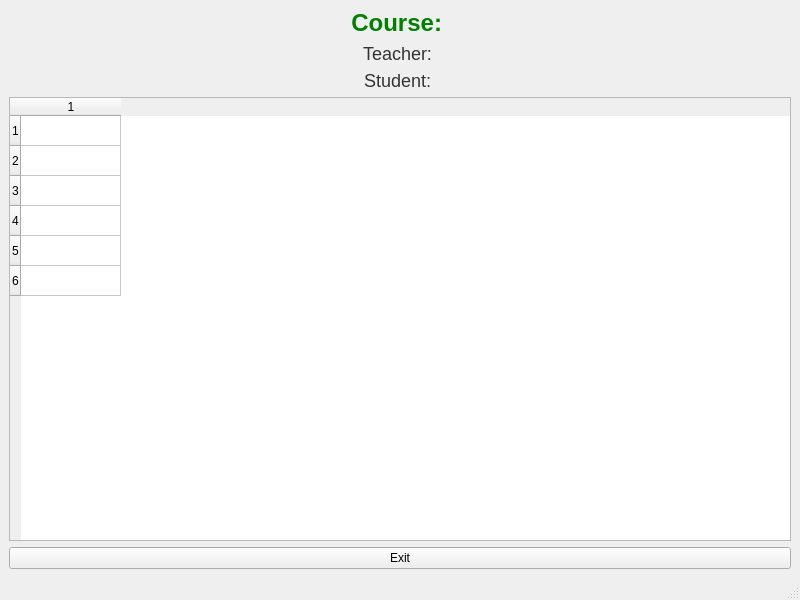
This is view2/student_view.ui in farhadarziev/finalProject as Qt 5 draws it before an edit. The edited form follows.
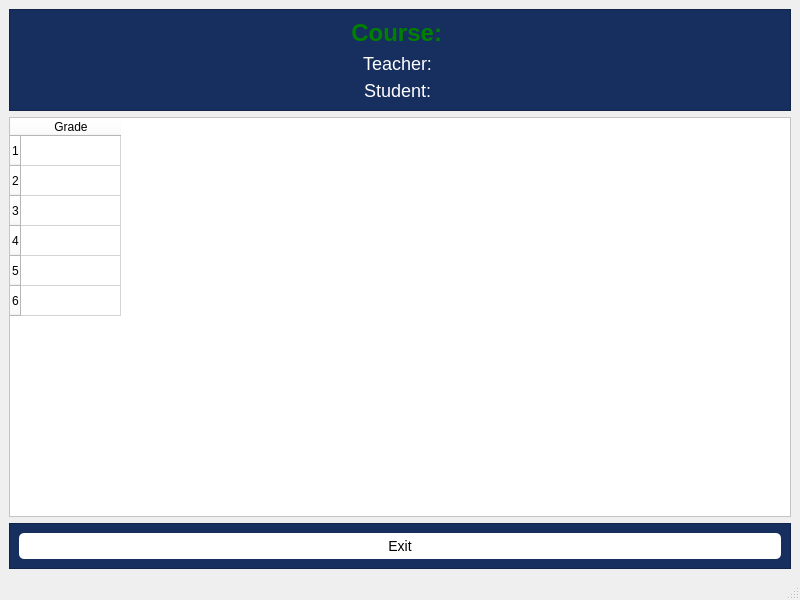
This is the edited form.

Commit message: changing the student's and teacher's view

```diff
--- a/view2/student_view.ui
+++ b/view2/student_view.ui
@@ -15,6 +15,15 @@
   </property>
   <widget class="QWidget" name="centralwidget">
    <layout class="QVBoxLayout" name="verticalLayout">
+
+    <!-- Верхний тёмно-синий блок -->
+    <item>
+     <widget class="QFrame" name="headerFrame">
+      <property name="frameShape"><enum>QFrame::StyledPanel</enum></property>
+      <property name="styleSheet">
+       <string notr="true">background-color: #172F5F;</string>
+      </property>
+      <layout class="QVBoxLayout" name="verticalLayout_header">
     <item>
      <widget class="QLabel" name="studentcourse1">
       <property name="text">
@@ -37,7 +46,7 @@
        <set>Qt::AlignCenter</set>
       </property>
       <property name="styleSheet">
-       <string>font-size: 18px; color: #333;</string>
+          <string>font-size: 18px; color: white;</string>
       </property>
      </widget>
     </item>
@@ -50,32 +59,61 @@
        <set>Qt::AlignCenter</set>
       </property>
       <property name="styleSheet">
-       <string>font-size: 18px; color: #333;</string>
+          <string>font-size: 18px; color: white;</string>
       </property>
      </widget>
     </item>
+      </layout>
+     </widget>
+    </item>
+
+    <!-- Белая таблица -->
     <item>
      <widget class="QTableWidget" name="studenttable1">
-      <property name="rowCount">
-       <number>6</number>
+      <property name="rowCount"><number>6</number></property>
+      <property name="columnCount"><number>1</number></property>
+      <property name="styleSheet">
+       <string notr="true">background-color: white;</string>
       </property>
-      <property name="columnCount">
-       <number>1</number>
-      </property>
-      <property name="horizontalHeaderLabels">
-       <stringlist>
-        <string>Grade</string>
-       </stringlist>
-      </property>
+      <column>
+       <property name="text"><string>Grade</string></property>
+      </column>
      </widget>
     </item>
+
+    <!-- Нижний синий блок с кнопкой Exit -->
+    <item>
+     <widget class="QFrame" name="footerFrame">
+      <property name="frameShape"><enum>QFrame::StyledPanel</enum></property>
+      <property name="styleSheet">
+       <string notr="true">background-color: #172F5F;</string>
+      </property>
+      <layout class="QHBoxLayout" name="horizontalLayout_footer">
     <item>
      <widget class="QPushButton" name="studentexit1">
-      <property name="text">
-       <string>Exit</string>
+         <property name="text"><string>Exit</string></property>
+         <property name="styleSheet">
+          <string notr="true">
+           QPushButton {
+            background-color: white;
+            color: black;
+            font-size: 14px;
+            border-radius: 5px;
+            padding: 5px;
+           }
+           QPushButton:hover {
+            color: green;
+            background-color: white;
+            border: 2px solid green;
+           }
+          </string>
       </property>
      </widget>
     </item>
+      </layout>
+     </widget>
+    </item>
+
    </layout>
   </widget>
   <widget class="QStatusBar" name="statusbar"/>
```
Left out of the diff: 31 changed lines with no effect on the pictures. Lines whose indentation alone changed are shown as unchanged. The commit also changes 18 other files.
